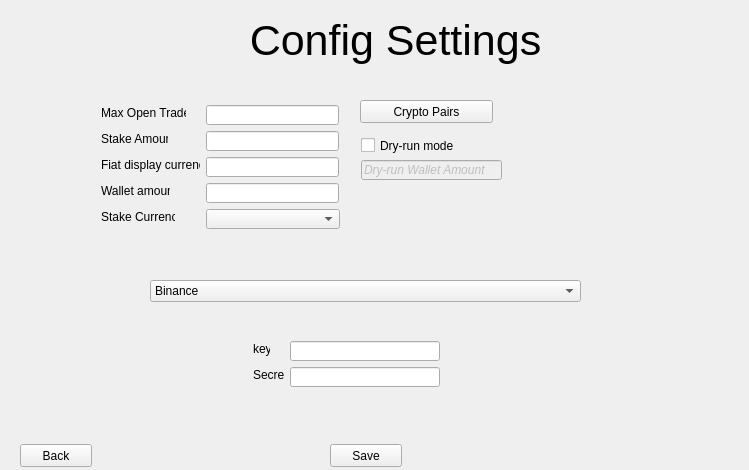
Qt form freqtrade/GUI/configsettings.ui (Sypers/SeniorProject) before a commit.
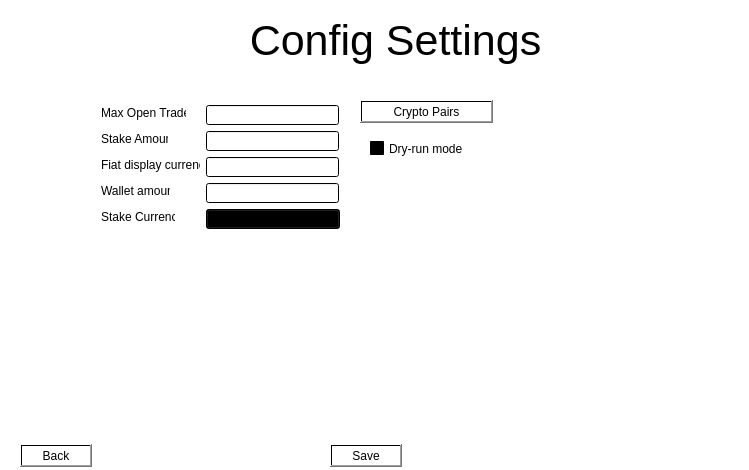
The same form after that commit.

What changed in the file:
```diff
--- a/freqtrade/GUI/configsettings.ui
+++ b/freqtrade/GUI/configsettings.ui
@@ -16,6 +16,9 @@
   <property name="windowTitle">
    <string>MainWindow</string>
   </property>
+  <property name="styleSheet">
+   <string notr="true">background-color: qlineargradient(spread:pad, x1:0.549178, y1:0.614, x2:1, y2:1, stop:0 rgba(255, 255, 255, 255), stop:1 rgba(255, 255, 255, 255));</string>
+  </property>
   <widget class="QWidget" name="centralwidget">
    <widget class="QLabel" name="label">
     <property name="geometry">
@@ -43,32 +46,6 @@
      <string>Stake Amount</string>
     </property>
    </widget>
-   <widget class="QLabel" name="label_3">
-    <property name="geometry">
-     <rect>
-      <x>253</x>
-      <y>341</y>
-      <width>17</width>
-      <height>16</height>
-     </rect>
-    </property>
-    <property name="text">
-     <string>key</string>
-    </property>
-   </widget>
-   <widget class="QLabel" name="label_4">
-    <property name="geometry">
-     <rect>
-      <x>253</x>
-      <y>367</y>
-      <width>31</width>
-      <height>16</height>
-     </rect>
-    </property>
-    <property name="text">
-     <string>Secret</string>
-    </property>
-   </widget>
    <widget class="QLabel" name="label_5">
     <property name="geometry">
      <rect>
@@ -181,8 +158,8 @@
     </property>
     <property name="geometry">
      <rect>
-      <x>361</x>
-      <y>137</y>
+      <x>370</x>
+      <y>140</y>
       <width>141</width>
       <height>17</height>
      </rect>
@@ -191,58 +168,6 @@
      <string>Dry-run mode</string>
     </property>
    </widget>
-   <widget class="QLineEdit" name="lineEdit_5">
-    <property name="enabled">
-     <bool>false</bool>
-    </property>
-    <property name="geometry">
-     <rect>
-      <x>361</x>
-      <y>160</y>
-      <width>141</width>
-      <height>20</height>
-     </rect>
-    </property>
-    <property name="font">
-     <font>
-      <weight>50</weight>
-      <italic>true</italic>
-      <bold>false</bold>
-      <underline>false</underline>
-      <strikeout>false</strikeout>
-     </font>
-    </property>
-    <property name="tabletTracking">
-     <bool>false</bool>
-    </property>
-    <property name="focusPolicy">
-     <enum>Qt::StrongFocus</enum>
-    </property>
-    <property name="contextMenuPolicy">
-     <enum>Qt::NoContextMenu</enum>
-    </property>
-    <property name="toolTip">
-     <string>&lt;html&gt;&lt;head/&gt;&lt;body&gt;&lt;p&gt;&lt;br/&gt;&lt;/p&gt;&lt;/body&gt;&lt;/html&gt;</string>
-    </property>
-    <property name="text">
-     <string>Dry-run Wallet Amount</string>
-    </property>
-    <property name="frame">
-     <bool>true</bool>
-    </property>
-    <property name="echoMode">
-     <enum>QLineEdit::Normal</enum>
-    </property>
-    <property name="readOnly">
-     <bool>false</bool>
-    </property>
-    <property name="cursorMoveStyle">
-     <enum>Qt::LogicalMoveStyle</enum>
-    </property>
-    <property name="clearButtonEnabled">
-     <bool>false</bool>
-    </property>
-   </widget>
    <widget class="QPushButton" name="cryptopairs">
     <property name="geometry">
      <rect>
@@ -256,59 +181,6 @@
      <string>Crypto Pairs</string>
     </property>
    </widget>
-   <widget class="QComboBox" name="comboBox_2">
-    <property name="geometry">
-     <rect>
-      <x>150</x>
-      <y>280</y>
-      <width>431</width>
-      <height>22</height>
-     </rect>
-    </property>
-    <property name="editable">
-     <bool>false</bool>
-    </property>
-    <property name="currentText">
-     <string>Binance</string>
-    </property>
-    <property name="currentIndex">
-     <number>0</number>
-    </property>
-    <property name="duplicatesEnabled">
-     <bool>false</bool>
-    </property>
-    <item>
-     <property name="text">
-      <string>Binance</string>
-     </property>
-    </item>
-   </widget>
-   <widget class="QLineEdit" name="lineEdit_7">
-    <property name="geometry">
-     <rect>
-      <x>290</x>
-      <y>367</y>
-      <width>150</width>
-      <height>20</height>
-     </rect>
-    </property>
-    <property name="inputMask">
-     <string/>
-    </property>
-    <property name="echoMode">
-     <enum>QLineEdit::Password</enum>
-    </property>
-   </widget>
-   <widget class="QLineEdit" name="lineEdit_6">
-    <property name="geometry">
-     <rect>
-      <x>290</x>
-      <y>341</y>
-      <width>150</width>
-      <height>20</height>
-     </rect>
-    </property>
-   </widget>
    <widget class="QPushButton" name="save">
     <property name="geometry">
      <rect>
```
Left out of the diff: 2 changed lines with no effect on the pictures.
